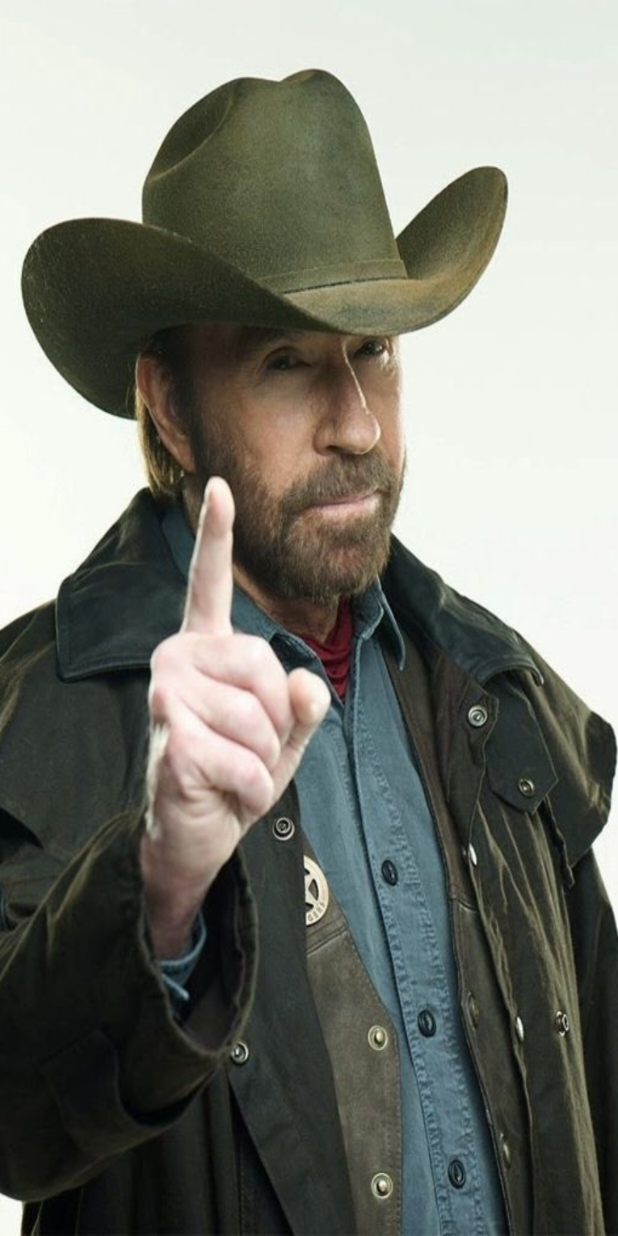
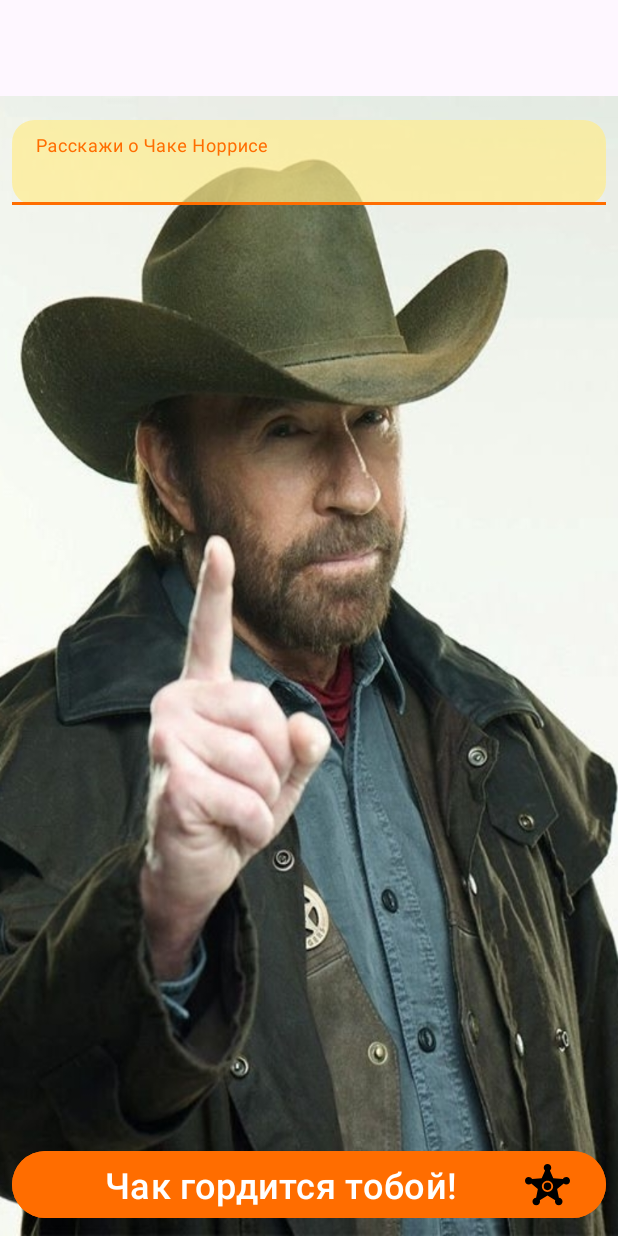
Before and after one commit to Borodinskiy88/JokesAboutChuck, an Android app: the fragment CreateJokeFragment shown on its own in the app's theme, on a phone screen of 412 x 824 dp. Run offline under Robolectric (Android 15) with nearby library versions, the phone set to English and light mode, and no system bars; our stand-ins replace Dagger/Hilt's generated code; network calls fail.

Commit message:
create_joke

```diff
--- a/app/src/main/java/ru/borodinskiy/aleksei/jokesaboutchuck/repository/JokesRepositoryImpl.kt
+++ b/app/src/main/java/ru/borodinskiy/aleksei/jokesaboutchuck/repository/JokesRepositoryImpl.kt
@@ -24,4 +24,6 @@ class JokesRepositoryImpl @Inject constructor(
         dao.insert(response)
     }.flowOn(Dispatchers.IO)
 
+    suspend fun insert(jokes: Jokes) = dao.insert(jokes)
+
 }
--- a/app/src/main/java/ru/borodinskiy/aleksei/jokesaboutchuck/ui/ListJokesFragment.kt
+++ b/app/src/main/java/ru/borodinskiy/aleksei/jokesaboutchuck/ui/ListJokesFragment.kt
@@ -55,6 +55,10 @@ class ListJokesFragment : Fragment () {
             viewModel.getJoke().observe(viewLifecycleOwner) {}
         }
 
+        binding.createButton.setOnClickListener {
+            findNavController().navigate(R.id.action_listJokesFragment_to_createJokeFragment)
+        }
+
         return binding.root
     }
 }
--- /dev/null
+++ b/app/src/main/res/drawable/ic_star_30.xml
@@ -0,0 +1,5 @@
+<vector android:height="30dp" android:viewportHeight="512"
+    android:viewportWidth="512" android:width="30dp" xmlns:android="http://schemas.android.com/apk/res/android">
+    <path android:fillColor="#FF000000" android:pathData="M256,277.33m-42.67,0a42.67,42.67 0,1 1,85.33 0a42.67,42.67 0,1 1,-85.33 0"/>
+    <path android:fillColor="#FF000000" android:pathData="M469.33,170.67c-15.58,0 -29.6,8.46 -37.04,21.73L322,185.65l-38.88,-88.85c9.67,-8 15.54,-20.02 15.54,-32.79c0,-23.52 -19.15,-42.67 -42.67,-42.67S213.33,40.48 213.33,64c0,12.77 5.88,24.79 15.54,32.79L190,185.65l-110.29,6.75c-7.44,-13.27 -21.46,-21.73 -37.04,-21.73C19.15,170.67 0,189.81 0,213.33C0,236.85 19.15,256 42.67,256c10.67,0 20.69,-3.94 28.4,-10.9l75.4,61.6l-20.13,98.67c-22.75,0.88 -41,19.65 -41,42.63c0,23.52 19.15,42.67 42.67,42.67s42.67,-19.15 42.67,-42.67c0,-4.46 -0.71,-8.85 -2.08,-13.06L256,382.21l87.42,52.73c-1.38,4.21 -2.08,8.6 -2.08,13.06c0,23.52 19.15,42.67 42.67,42.67c23.52,0 42.67,-19.15 42.67,-42.67c0,-22.98 -18.25,-41.75 -41,-42.63l-20.13,-98.67l75.4,-61.6c7.71,6.96 17.73,10.9 28.4,10.9C492.85,256 512,236.85 512,213.33C512,189.81 492.85,170.67 469.33,170.67zM256,341.33c-35.29,0 -64,-28.71 -64,-64c0,-35.29 28.71,-64 64,-64s64,28.71 64,64C320,312.63 291.29,341.33 256,341.33z"/>
+</vector>
--- a/app/src/main/res/layout/fragment_create_joke.xml
+++ b/app/src/main/res/layout/fragment_create_joke.xml
@@ -3,8 +3,51 @@
     xmlns:tools="http://schemas.android.com/tools"
     android:layout_width="match_parent"
     android:layout_height="match_parent"
+    xmlns:app="http://schemas.android.com/apk/res-auto"
+    android:layout_marginTop="?attr/actionBarSize"
     android:background="@drawable/sheriff"
     tools:context=".ui.CreateJokeFragment">
 
+    <com.google.android.material.textfield.TextInputLayout
+        android:id="@+id/joke_label"
+        android:layout_width="match_parent"
+        android:layout_height="wrap_content"
+        android:layout_marginTop="@dimen/margin_16"
+        android:layout_marginEnd="@dimen/margin_8"
+        android:layout_marginStart="@dimen/margin_8"
+        android:layout_marginBottom="@dimen/margin_8"
+        android:hint="@string/tell_me_about_Chuck"
+        style="@style/Widget.MaterialComponents.TextInputLayout.FilledBox.Dense"
+        app:boxCornerRadiusBottomEnd="15dp"
+        app:boxCornerRadiusTopEnd="15dp"
+        app:boxCornerRadiusBottomStart="15dp"
+        app:boxCornerRadiusTopStart="15dp"
+        app:layout_constraintEnd_toEndOf="parent"
+        app:layout_constraintStart_toStartOf="parent"
+        app:layout_constraintTop_toTopOf="parent">
+
+        <com.google.android.material.textfield.TextInputEditText
+            android:id="@+id/joke_text"
+            android:layout_width="match_parent"
+            android:layout_height="wrap_content"
+            android:backgroundTint="@color/yellow_transparent"
+            android:textColor="@color/black"
+            android:textSize="18sp"
+            android:inputType="textMultiLine" />
+    </com.google.android.material.textfield.TextInputLayout>
+
+    <com.google.android.material.button.MaterialButton
+        android:id="@+id/save_button"
+        android:layout_width="match_parent"
+        android:layout_height="wrap_content"
+        android:layout_marginStart="@dimen/margin_8"
+        android:layout_marginEnd="@dimen/margin_8"
+        android:layout_marginBottom="@dimen/margin_8"
+        android:backgroundTint="@color/orange"
+        android:drawableEnd="@drawable/ic_star_30"
+        android:text="@string/proud_of_you"
+        android:textColor="@color/white"
+        android:textSize="24sp"
+        app:layout_constraintBottom_toBottomOf="parent" />
 
 </androidx.constraintlayout.widget.ConstraintLayout>
--- a/app/src/main/res/values/strings.xml
+++ b/app/src/main/res/values/strings.xml
@@ -1,10 +1,11 @@
 <resources>
     <string name="app_name">Jokes About Chuck</string>
-    <!-- TODO: Remove or change this placeholder text -->
-    <string name="hello_blank_fragment">Hello blank fragment</string>
     <string name="give_me_joke">Дай мне еще шутку!</string>
     <string name="create_joke">Я тоже знаю одну!</string>
     <string name="show_detail">Ну-ка поподробнее!</string>
     <string name="joke">Шуточка о Чаке Норрисе</string>
     <string name="full_joke">Покажите мне всю шутку!</string>
+    <string name="tell_me_about_Chuck">Расскажи о Чаке Норрисе</string>
+    <string name="proud_of_you">Чак гордится тобой!</string>
+    <string name="necessary_fill">Так не пойдёт! Необходимо рассказать историю о Чаке Норрисе!</string>
 </resources>
--- a/app/src/main/res/values/themes.xml
+++ b/app/src/main/res/values/themes.xml
@@ -20,4 +20,5 @@
         <item name="android:textSize">24sp</item>
     </style>
 
+
 </resources>
```
Also changed, not shown: app/src/main/java/ru/borodinskiy/aleksei/jokesaboutchuck/entity/Jokes.kt (+4 -4 lines), app/src/main/java/ru/borodinskiy/aleksei/jokesaboutchuck/ui/CreateJokeFragment.kt (+25 -1 lines), app/src/main/java/ru/borodinskiy/aleksei/jokesaboutchuck/viewmodel/JokesViewModel.kt (+32 -0 lines), app/src/main/res/layout/card_joke.xml (+24 -24 lines), app/src/main/res/navigation/nav_graph.xml (+12 -0 lines).
